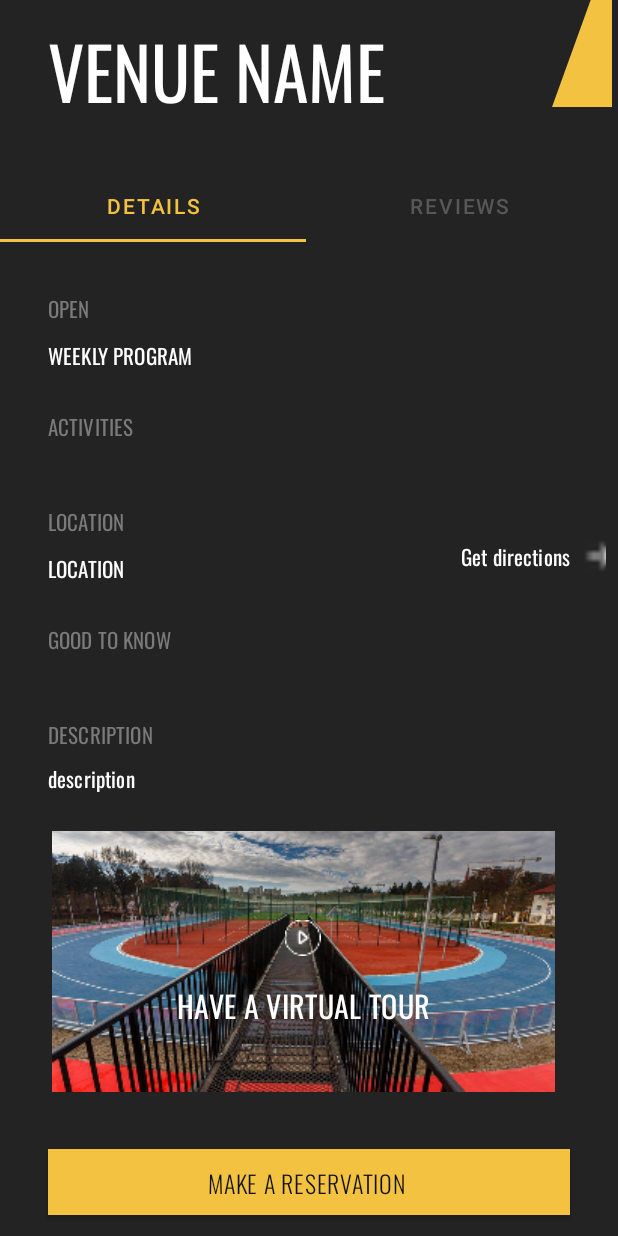
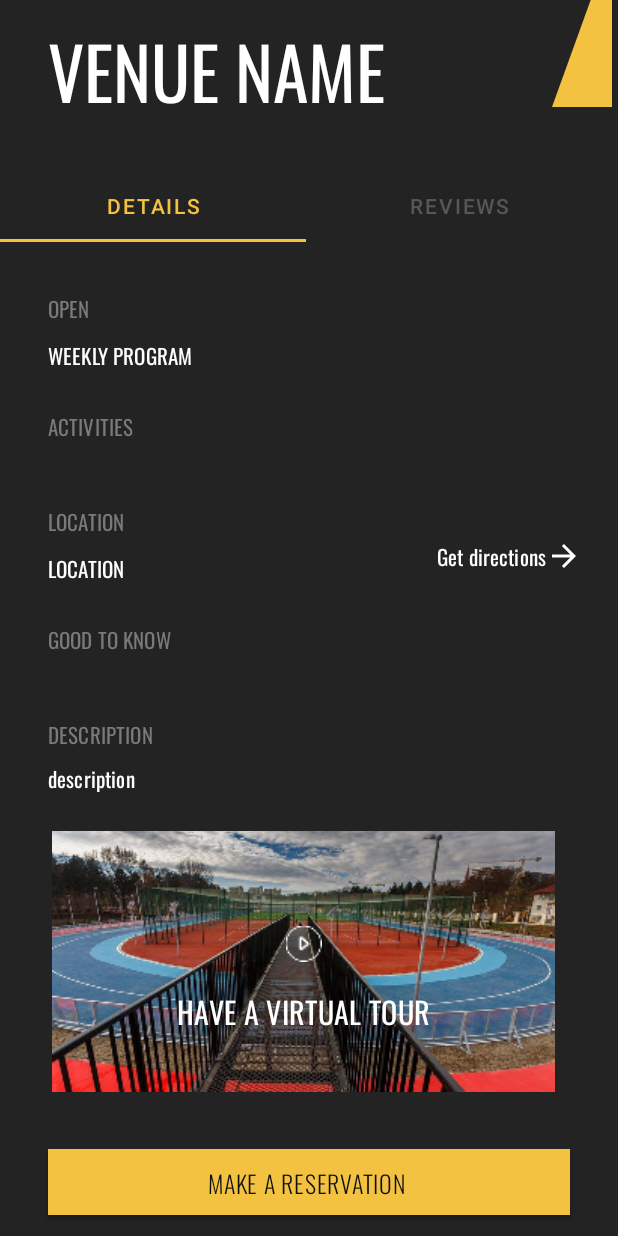
Before and after one commit to Catalin-David/RSRVD, an Android app: the DetailInnerFragment screen opened directly, with no data from a screen before it, on a phone screen of 412 x 824 dp. Run offline under Robolectric (Android 15) with nearby library versions, the phone set to English and light mode, and no system bars; our stand-ins replace FlexboxLayout, data binding; libraries missing offline, so code that uses them is left out: com.schibstedspain.leku; pictures from the network do not load; 3 statements that could not run were skipped.

Commit message:
adjusted the margins and added a view component for the youtube video in the inner details fragment

```diff
--- a/app/src/main/java/com/halcyonmobile/rsrvd/venuedetails/FacilityView.kt
+++ b/app/src/main/java/com/halcyonmobile/rsrvd/venuedetails/FacilityView.kt
@@ -7,12 +7,6 @@ import com.halcyonmobile.rsrvd.R
 
 class FacilityView(context: Context) : ConstraintLayout(context) {
     private val view = inflate(context, R.layout.facility, this)
-
-    init {
-        val params = LayoutParams(LayoutParams.WRAP_CONTENT, LayoutParams.WRAP_CONTENT)
-        params.setMargins(24, 8, 24, 8)
-        this.layoutParams = params
-    }
 
     fun setFacility(facility: String) {
         findViewById<TextView>(R.id.venue_facility_name).text = facility
--- a/app/src/main/java/com/halcyonmobile/rsrvd/venuedetails/fragment/DetailInnerFragment.kt
+++ b/app/src/main/java/com/halcyonmobile/rsrvd/venuedetails/fragment/DetailInnerFragment.kt
@@ -70,7 +70,7 @@ class DetailInnerFragment(private val venueId: String): Fragment() {
             dataMap = emptyList()
             facilitiesDataMap = emptyList()
 
-            playButton.setOnClickListener {
+            youtubeVideoContainer.setOnClickListener {
                 startActivity(Intent(Intent.ACTION_VIEW, Uri.parse(getString(R.string.venue_tour_link))))
             }
 
--- /dev/null
+++ b/app/src/main/res/drawable/ic_forward.xml
@@ -0,0 +1,5 @@
+<vector android:height="24dp" android:tint="#FFFFFF"
+    android:viewportHeight="24" android:viewportWidth="24"
+    android:width="24dp" xmlns:android="http://schemas.android.com/apk/res/android">
+    <path android:fillColor="@android:color/white" android:pathData="M12,4l-1.41,1.41L16.17,11H4v2h12.17l-5.58,5.59L12,20l8,-8z"/>
+</vector>
--- a/app/src/main/res/layout/facility.xml
+++ b/app/src/main/res/layout/facility.xml
@@ -31,7 +31,7 @@
         android:textAllCaps="true"
         android:fontFamily="@font/oswald"
         android:textSize="10sp"
-        android:layout_marginStart="@dimen/background_square_padding"
+        android:layout_marginStart="@dimen/default_margin"
         android:layout_marginTop="@dimen/default_margin"
         app:layout_constraintTop_toBottomOf="@id/venue_facility_drawable"
         app:layout_constraintStart_toStartOf="parent"/>
--- a/app/src/main/res/layout/fragment_inner_venue_detail.xml
+++ b/app/src/main/res/layout/fragment_inner_venue_detail.xml
@@ -73,7 +73,7 @@
                 app:flexWrap="wrap"
                 app:interests="@{dataMap}"
                 android:layout_marginTop="@dimen/default_margin"
-                android:layout_marginStart="@dimen/long_margin"
+                android:layout_marginStart="@dimen/default_margin"
                 app:layout_constraintStart_toStartOf="parent"
                 app:layout_constraintTop_toBottomOf="@id/activities_text_view"/>
 
@@ -111,6 +111,7 @@
                 android:id="@+id/container_directions"
                 android:layout_width="wrap_content"
                 android:layout_height="wrap_content"
+                android:layout_marginEnd="@dimen/default_margin"
                 app:layout_constraintEnd_toEndOf="parent"
                 app:layout_constraintTop_toBottomOf="@id/location_text_view">
 
@@ -130,7 +131,6 @@
                     android:layout_width="24dp"
                     android:layout_height="24dp"
                     android:src="@drawable/ic_forward"
-                    android:layout_marginStart="@dimen/short_margin"
                     app:layout_constraintStart_toEndOf="@id/directions"
                     app:layout_constraintTop_toTopOf="parent"
                     android:contentDescription="@string/forward" />
@@ -190,18 +190,26 @@
                 app:layout_constraintStart_toStartOf="parent"
                 app:layout_constraintTop_toBottomOf="@id/description"/>
 
+            <androidx.constraintlayout.widget.ConstraintLayout
+                android:id="@+id/youtube_video_container"
+                android:layout_width="wrap_content"
+                android:layout_height="wrap_content"
+                android:layout_marginTop="@dimen/medium_margin"
+                android:layout_marginBottom="@dimen/default_margin"
+                app:layout_constraintStart_toStartOf="parent"
+                app:layout_constraintEnd_toEndOf="parent"
+                app:layout_constraintBottom_toBottomOf="parent"
+                app:layout_constraintTop_toBottomOf="@id/venue_description">
+
                 <ImageView
                     android:layout_width="335dp"
                     android:layout_height="174dp"
                     android:adjustViewBounds="true"
                     android:scaleType="centerCrop"
                     android:src="@drawable/baza_sportiva_gheorghieni_cluj"
-                android:layout_marginTop="@dimen/medium_margin"
-                android:layout_marginBottom="@dimen/default_margin"
                     app:layout_constraintStart_toStartOf="parent"
                     app:layout_constraintEnd_toEndOf="parent"
                     app:layout_constraintBottom_toBottomOf="parent"
-                app:layout_constraintTop_toBottomOf="@id/venue_description"
                     android:contentDescription="@string/sport_base" />
 
                 <ImageView
@@ -212,7 +220,7 @@
                     android:layout_marginBottom="@dimen/medium_margin"
                     app:layout_constraintStart_toStartOf="parent"
                     app:layout_constraintEnd_toEndOf="parent"
-                app:layout_constraintTop_toBottomOf="@id/venue_description"
+                    app:layout_constraintTop_toTopOf="parent"
                     app:layout_constraintBottom_toBottomOf="parent"
                     android:contentDescription="@string/youtube_video" />
 
@@ -230,5 +238,7 @@
 
             </androidx.constraintlayout.widget.ConstraintLayout>
 
+        </androidx.constraintlayout.widget.ConstraintLayout>
+
     </ScrollView>
 </layout>
```
Also changed, not shown: app/src/main/res/drawable-hdpi/ic_forward.png (deleted), app/src/main/res/drawable-ldpi/ic_forward.png (deleted), app/src/main/res/drawable-mdpi/ic_forward.png (deleted), app/src/main/res/drawable-xhdpi/ic_forward.png (deleted), app/src/main/res/drawable-xxhdpi/ic_forward.png (deleted), app/src/main/res/drawable-xxxhdpi/ic_forward.png (deleted). Lines whose indentation alone changed are shown as unchanged.
